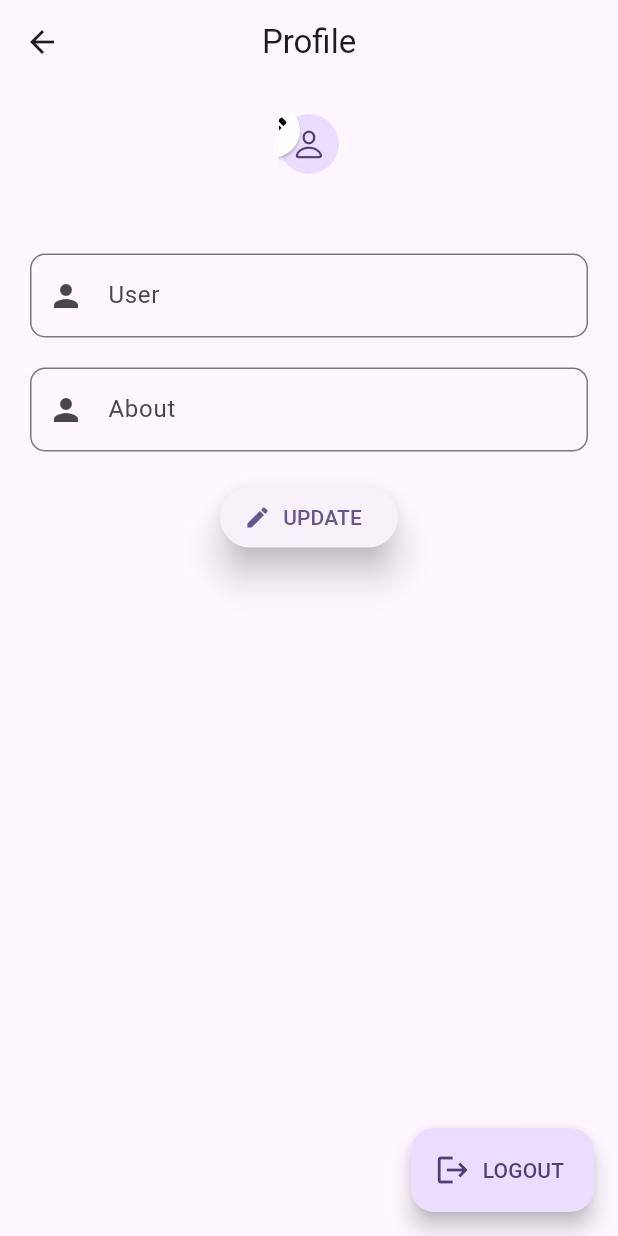
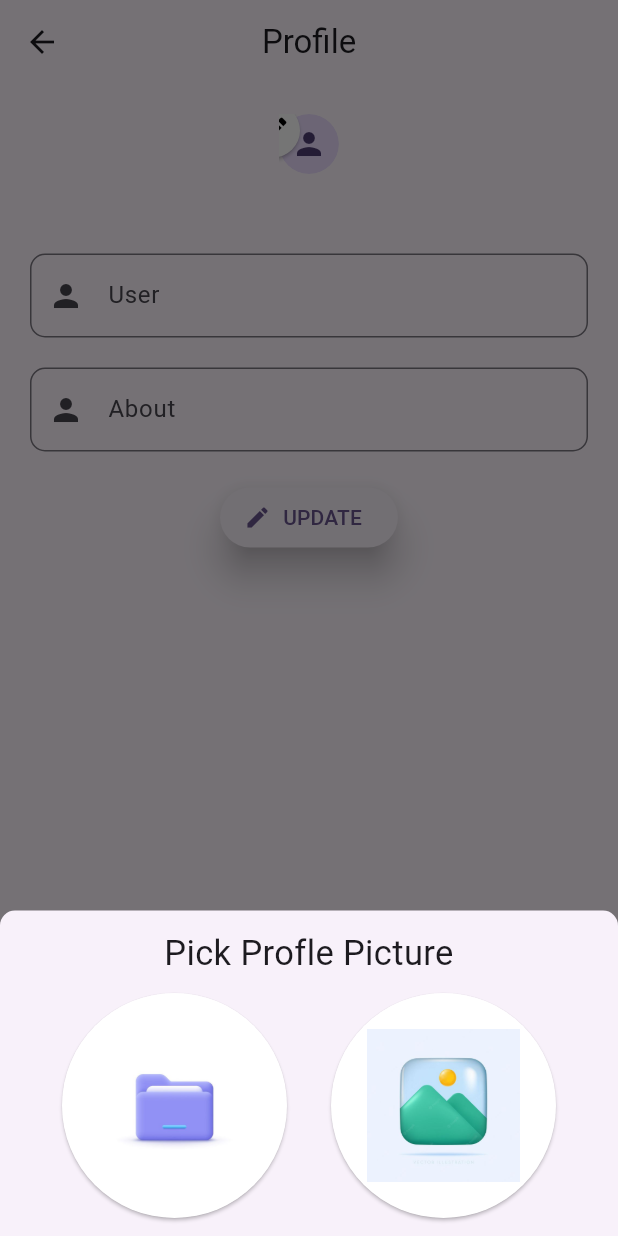
Before and after one commit to Haseeb1a/Chat_App, a Flutter app: the Profile_page screen opened directly with empty values, after a tap on the "edit" icon, on a phone screen of 412 x 824 dp. Run offline on Flutter 3.47's test engine with Material 3 defaults, Android fonts, the phone set to English and light mode, and no system bars; drawn by our look-alikes of cached_network_image; our stand-ins replace cloud_firestore, firebase_auth, firebase_core, google_sign_in, image_picker; missing offline and left inert: dart:ffi; accounts and stored records are empty; network calls fail.

```diff
--- a/lib/main.dart
+++ b/lib/main.dart
@@ -1,9 +1,11 @@
 import 'package:chatx/controllers/home_controller.dart';
 import 'package:chatx/controllers/login_controllers.dart';
+import 'package:chatx/controllers/profile_controller.dart';
 import 'package:chatx/firebase_options.dart';
 import 'package:chatx/views/auth_state.dart';
 import 'package:chatx/views/home_page.dart';
 import 'package:chatx/views/login_screen.dart';
+import 'package:chatx/views/profile_screen/proflle_page.dart';
 import 'package:firebase_core/firebase_core.dart';
 import 'package:flutter/material.dart';
 import 'package:provider/provider.dart';
@@ -24,7 +26,8 @@ void main() async {
     return MultiProvider(
       providers: [
         ChangeNotifierProvider(create: (context)=>LoginController()),
-        ChangeNotifierProvider(create: (context)=>HomeController ())
+        ChangeNotifierProvider(create: (context)=>HomeController ()),
+        ChangeNotifierProvider(create: (context)=>ProfleController ())
       ],
       child: MaterialApp(
 
--- a/lib/model/chat_user_model.dart
+++ b/lib/model/chat_user_model.dart
@@ -1,4 +1,4 @@
-class CharUser {
+class ChatUser {
   late  String name;
   late  String image;
   late  String about;
@@ -9,7 +9,7 @@ class CharUser {
   late  String email;
   late  String pushTocken;
 
-  CharUser({
+  ChatUser({
     required this.name,
     required this.image,
     required this.about,
@@ -21,7 +21,7 @@ class CharUser {
     required this.pushTocken,
   });
 
-  CharUser.fromJson(Map<String, dynamic> json) {
+  ChatUser.fromJson(Map<String, dynamic> json) {
     name = json['name']??'';
     image = json['image']??'';
     about = json['about']??'';
--- a/lib/services/auth_methods.dart
+++ b/lib/services/auth_methods.dart
@@ -45,7 +45,7 @@ class AuthMehods {
   // Creataing new user
   static Future<void> creatingUser() async {
     final time = DateTime.now().millisecondsSinceEpoch.toString();
-    final user = CharUser(
+    final user = ChatUser(
         name: Base.auth.currentUser!.displayName.toString(),
         image: Base.auth.currentUser!.photoURL.toString(),
         about: 'i am using chatx',
--- a/lib/services/service_operatiions.dart
+++ b/lib/services/service_operatiions.dart
@@ -8,7 +8,7 @@ import 'package:firebase_auth/firebase_auth.dart';
 import 'package:firebase_core/firebase_core.dart';
 
 class ApiServices {
-  static late CharUser currentUser;
+  static late ChatUser currentUser;
   // get all users
   static Stream<QuerySnapshot<Map<String, dynamic>>> getAllUsers() {
     return Base.firestore
@@ -25,7 +25,7 @@ class ApiServices {
         .get()
         .then((user) async {
       if (user.exists) {
-        currentUser = CharUser.fromJson(user.data()!);
+        currentUser = ChatUser.fromJson(user.data()!);
       } else {
         await AuthMehods.creatingUser().then((value) => getCurrentUser());
       }
--- a/lib/views/profile_screen/proflle_page.dart
+++ b/lib/views/profile_screen/proflle_page.dart
@@ -1,19 +1,23 @@
+import 'dart:io';
+
 import 'package:cached_network_image/cached_network_image.dart';
 import 'package:chatx/constrains/base_objects.dart';
+import 'package:chatx/controllers/profile_controller.dart';
 import 'package:chatx/model/chat_user_model.dart';
 import 'package:chatx/services/service_operatiions.dart';
-import 'package:chatx/widgets/alretbox.dart';
-import 'package:firebase_auth/firebase_auth.dart';
+import 'package:chatx/views/profile_screen/widgers/bottom_seet.dart';
 import 'package:flutter/cupertino.dart';
 import 'package:flutter/material.dart';
 import 'package:google_sign_in/google_sign_in.dart';
+import 'package:provider/provider.dart';
 
 class Profile_page extends StatelessWidget {
-  final CharUser user;
+  final ChatUser user;
   const Profile_page({super.key, required this.user});
 
   @override
   Widget build(BuildContext context) {
+    final profilecontroler = Provider.of<ProfleController>(context);
     final GlobalKey<FormState> _formkey = GlobalKey<FormState>();
     return Scaffold(
       appBar: AppBar(
@@ -21,7 +25,7 @@ class Profile_page extends StatelessWidget {
         centerTitle: true,
       ),
       body: Padding(
-        padding: EdgeInsets.all(20),
+        padding: const EdgeInsets.all(20),
         child: ListView(children: [
           GestureDetector(
             onTap: () {
@@ -33,26 +37,44 @@ class Profile_page extends StatelessWidget {
                   crossAxisAlignment: CrossAxisAlignment.center,
                   // mainAxisAlignment: MainAxisAlignment.center,
                   children: [
-                    Stack(children: [
-                      ClipRRect(
+                    Stack(
+                      children: [
+                        Consumer<ProfleController>(
+                          builder: (context, value, child) {
+                            return value.image != null
+                                ? SizedBox(
+                                    height: 250,
+                                    width: 200,
+                                    child: ClipRRect(
+                                      borderRadius: BorderRadius.circular(50),
+                                      child: Image.file(
+                                        value.image!,
+                                        fit: BoxFit.cover,
+                                      ),
+                                    ),
+                                  )
+                                : ClipRRect(
                                     borderRadius: BorderRadius.circular(50),
                                     child: CachedNetworkImage(
-                          fit: BoxFit.fill,
-                          // width: mq.height * .055,
-                          // height: mq.height * .055,
+                                      fit: BoxFit.cover,
                                       imageUrl: user.image,
                                       errorWidget: (context, url, error) =>
-                              const CircleAvatar(
-                            child: Icon(CupertinoIcons.person),
+                                          CircleAvatar(
+                                        child: Icon(Icons.person),
                                       ),
                                     ),
+                                  );
+                          },
                         ),
                         Positioned(
                           bottom: 5,
                           right: 0,
                           child: MaterialButton(
                             elevation: 1,
-                          onPressed: () {},
+                            onPressed: () {
+                              bottomsheet(
+                                  context); // Call the pickImageFromGallery function here
+                            },
                             child: Icon(
                               Icons.edit,
                               color: Colors.black,
@@ -61,7 +83,8 @@ class Profile_page extends StatelessWidget {
                             shape: CircleBorder(),
                           ),
                         )
-                    ]),
+                      ],
+                    ),
                     const SizedBox(
                       height: 20,
                     ),
@@ -69,7 +92,7 @@ class Profile_page extends StatelessWidget {
                       user.email,
                       style: const TextStyle(color: Colors.black, fontSize: 16),
                     ),
-                    SizedBox(
+                    const SizedBox(
                       height: 10,
                     ),
                     TextFormField(
@@ -119,11 +142,11 @@ class Profile_page extends StatelessWidget {
                       ),
                       onPressed: () {
                         if (_formkey.currentState?.validate() ?? false) {
-                          ApiServices().updateProfile(  );
+                          ApiServices().updateProfile();
                         }
                       },
-                      icon: Icon(Icons.edit),
-                      label: Text("UPDATE"),
+                      icon: const Icon(Icons.edit),
+                      label: const Text("UPDATE"),
                     )
                   ]),
             ),
@@ -136,8 +159,8 @@ class Profile_page extends StatelessWidget {
           await GoogleSignIn().signOut();
           await Base.auth.signOut();
         },
-        label: Text('LOGOUT'),
-        icon: Icon(Icons.logout),
+        label: const Text('LOGOUT'),
+        icon: const Icon(Icons.logout),
       ),
     );
   }
--- /dev/null
+++ b/lib/views/profile_screen/widgers/bottom_seet.dart
@@ -0,0 +1,61 @@
+import 'package:chatx/controllers/profile_controller.dart';
+import 'package:flutter/material.dart';
+import 'package:provider/provider.dart';
+
+// final ProfleController Proflecontroller = ProfleController();
+void bottomsheet(BuildContext context) {
+  final profilecontroler =
+      Provider.of<ProfleController>(context, listen: false);
+  showModalBottomSheet(
+    shape: RoundedRectangleBorder(
+        borderRadius: BorderRadius.only(
+            topLeft: Radius.circular(10), topRight: Radius.circular(10))),
+    context: context,
+    builder: (context) => ListView(
+      padding: EdgeInsets.all(12.0),
+      shrinkWrap: true,
+      children: [
+        Text(
+          'Pick Profle Picture',
+          textAlign: TextAlign.center,
+          style: TextStyle(fontSize: 23),
+        ),
+        SizedBox(
+          height: 10,
+        ),
+        Row(
+          mainAxisAlignment: MainAxisAlignment.spaceEvenly,
+          children: [
+            ElevatedButton(
+                style: ElevatedButton.styleFrom(
+                    shape: CircleBorder(),
+                    backgroundColor: Colors.white,
+                    fixedSize: Size(150, 150)),
+                onPressed: () {
+                  profilecontroler.pickImageFromCamera();
+                },
+                child: Image.asset(
+                  'assets/file.jpg',
+                  fit: BoxFit.cover,
+                )),
+            ElevatedButton(
+                style: ElevatedButton.styleFrom(
+                    shape: StadiumBorder(),
+                    backgroundColor: Colors.white,
+                    fixedSize: Size(150, 150)),
+                onPressed: () {
+                  // Provider.of<ProfleController>(context, listen: false)
+                  // .pickImageFromGallery();
+
+                  profilecontroler.pickImageFromGallery();
+                },
+                child: Image.asset(
+                  'assets/gallery.jpg',
+                  fit: BoxFit.cover,
+                ))
+          ],
+        )
+      ],
+    ),
+  );
+}
--- a/lib/widgets/char_user_card.dart
+++ b/lib/widgets/char_user_card.dart
@@ -4,7 +4,7 @@ import 'package:flutter/cupertino.dart';
 import 'package:flutter/material.dart';
 
 class CharUserCard extends StatelessWidget {
-  final CharUser userdata;
+  final ChatUser userdata;
   const CharUserCard({super.key, required this.userdata});
 
   @override
--- a/pubspec.yaml
+++ b/pubspec.yaml
@@ -38,6 +38,7 @@ dependencies:
   google_sign_in: ^6.1.6
   provider: ^6.1.1
   cached_network_image: ^3.3.1
+  image_picker: ^1.0.7
 dev_dependencies:
   flutter_lints: ^2.0.0
   flutter_test:
```
Also changed, not shown: lib/controllers/home_controller.dart (+22 -1 lines), lib/controllers/profile_controller.dart (added, +45 -0 lines), lib/views/home_page.dart (+36 -7 lines), assets/file.jpg (added), assets/gallery.jpg (added), pubspec.lock, 6 other files. Lines whose indentation alone changed are shown as unchanged.
